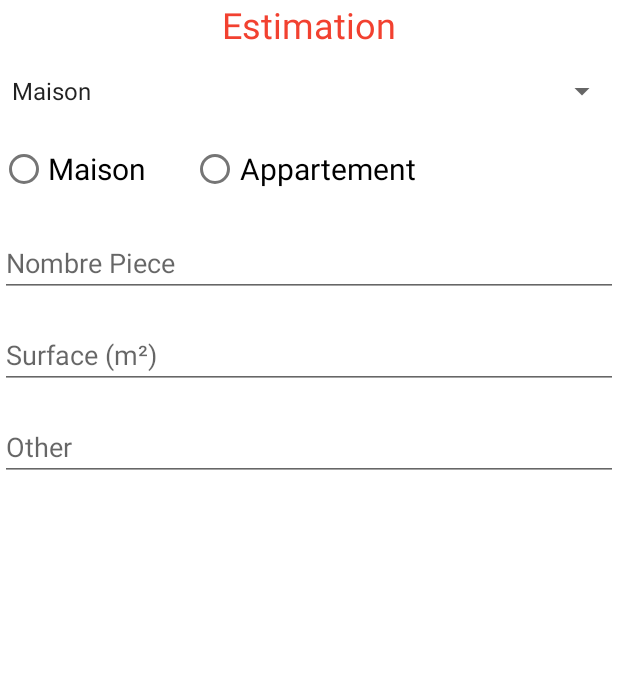
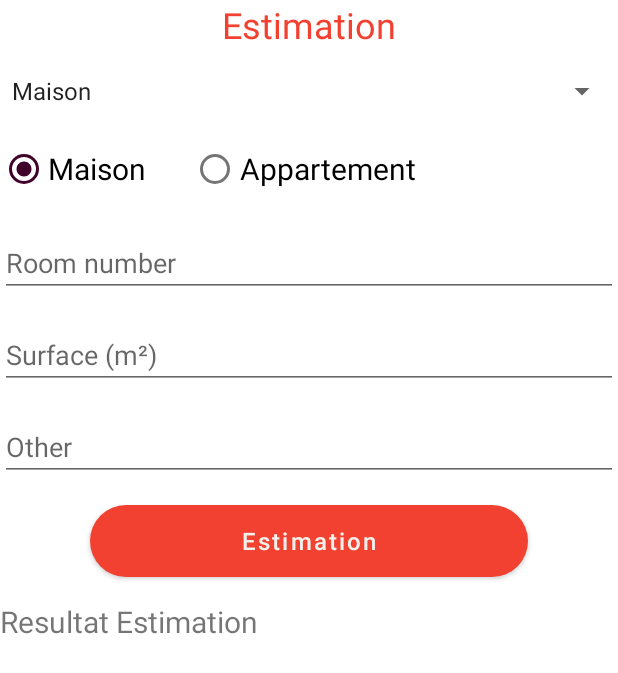
Before and after one commit to SamuelDeliens/Home, an Android app: the EstimationFragment screen opened through its navigation route, on a phone screen of 412 x 824 dp. Shown: the top 673 px of the screen. Run offline under Robolectric (Android 15) with nearby library versions, the phone set to English and light mode, and no system bars; our stand-ins replace Dagger/Hilt's generated code; 2 statements that could not run were skipped.

Commit message:
Application - ajout id + quelque corrections fragment estimation xml

```diff
--- a/Application/app/src/main/res/layout/fragment_estimation.xml
+++ b/Application/app/src/main/res/layout/fragment_estimation.xml
@@ -38,13 +38,15 @@
     <RadioGroup
         android:layout_width="match_parent"
         android:layout_height="wrap_content"
-        android:orientation="horizontal">
+        android:orientation="horizontal"
+        android:id="@+id/radioButton">
 
         <RadioButton
             android:id="@+id/radio_maison"
             android:layout_width="wrap_content"
             android:layout_height="wrap_content"
             android:text="Maison"
+            android:checked="true"
             android:textSize="20sp"
             android:gravity="center" />
 
@@ -69,7 +71,10 @@
     <EditText
         android:layout_width="match_parent"
         android:layout_height="wrap_content"
-        android:hint="Nombre Piece"
+
+        android:id="@+id/editTextRooms"
+
+        android:hint="Room number"
         android:inputType="number" />
 
     <Space
@@ -79,6 +84,9 @@
     <EditText
         android:layout_width="match_parent"
         android:layout_height="wrap_content"
+
+        android:id="@+id/editTextSurface"
+
         android:hint="Surface (m²)"
         android:inputType="number" />
 
@@ -90,7 +98,40 @@
     <EditText
         android:layout_width="match_parent"
         android:layout_height="wrap_content"
-        android:hint="Other"
-        android:inputType="number"/>
+
+        android:id="@+id/editTextOther"
+
+        android:hint="Other" />
+
+    <Space
+        android:layout_width="match_parent"
+        android:layout_height="16dp"/>
+
+    <Button
+        android:layout_width="match_parent"
+        android:layout_height="wrap_content"
+        android:gravity="center"
+        android:layout_marginHorizontal="60dp"
+
+        android:id="@+id/estimation_button"
+        android:text="Estimation"
+
+        android:textSize="16sp"
+        android:textAllCaps="false"
+        android:textColor="@color/colorOnPrimary"
+        android:background="@drawable/rounded"/>
+
+    <Space
+        android:layout_width="match_parent"
+        android:layout_height="16dp"/>
+
+    <TextView
+        android:layout_width="match_parent"
+        android:layout_height="wrap_content"
+
+        android:id="@+id/estimationResult"
+
+        android:text="Resultat Estimation"
+        android:textSize="20sp"/>
 
 </LinearLayout>
```
